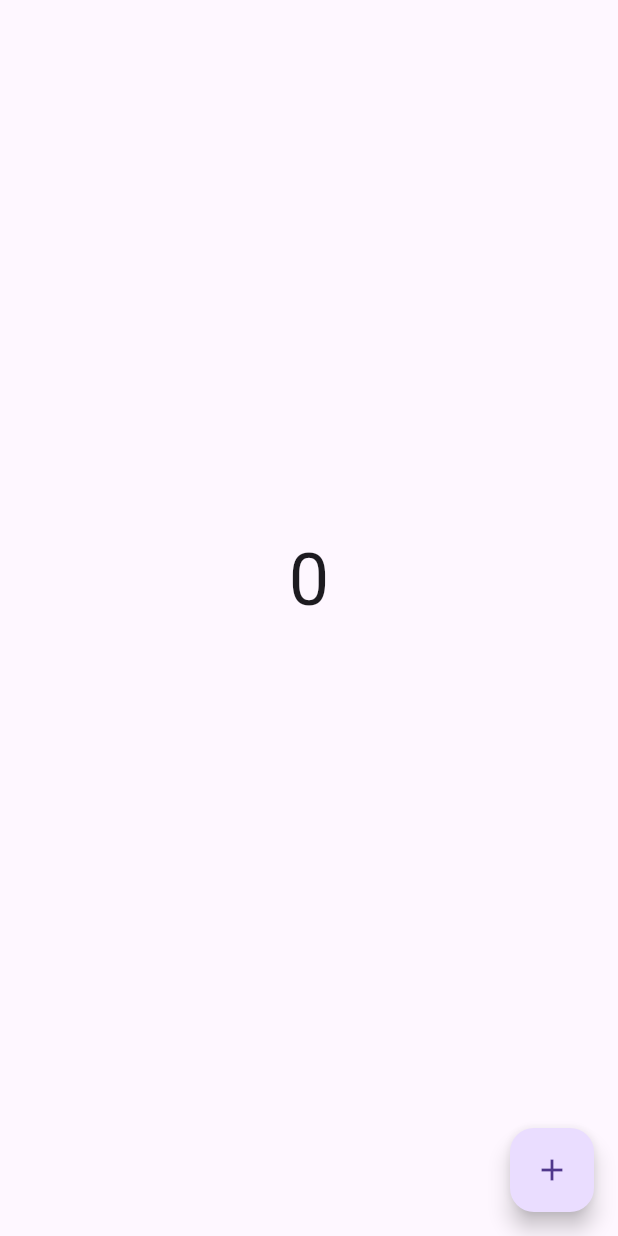
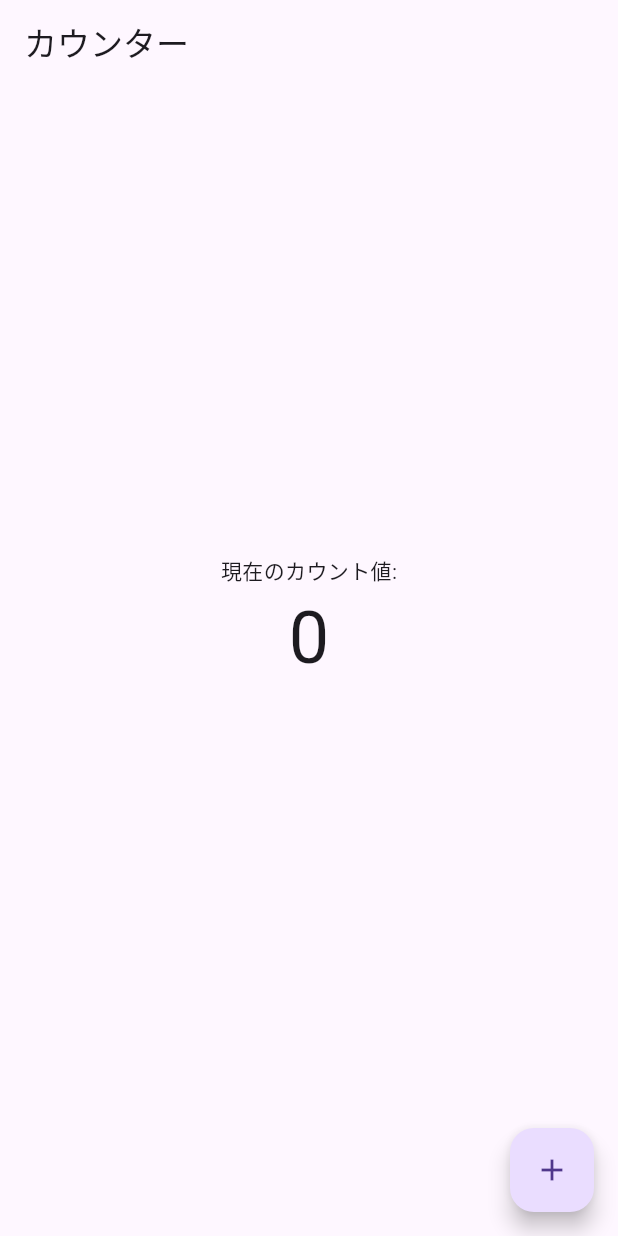
Before and after one commit to mizok-o/flutter_beginner_app, a Flutter app: the screen it shows after launch, on a phone screen of 412 x 824 dp. Run offline on Flutter 3.47's test engine with Material 3 defaults, Android fonts, the phone set to English and light mode, and no system bars.

Commit message:
first commit

```diff
--- a/lib/main.dart
+++ b/lib/main.dart
@@ -53,29 +53,43 @@ class _CounterPageState extends State<CounterPage> {
 
   @override
   Widget build(BuildContext context) {
-    return ListenableBuilder(
-      listenable: _counter,
-      builder: (context, _) {
+  // 1. 更新されない「土台（Scaffold）」は外に置く
   return Scaffold(
+    appBar: AppBar(title: const Text('カウンター')), // AppBarも再構築されない
     body: Center(
       child: Column(
         mainAxisAlignment: MainAxisAlignment.center,
         children: [
-                Text('${_counter.count}', style: const TextStyle(fontSize: 48)),
+          const Text('現在のカウント値:'), // このテキストは固定なので外でOK
+
+          // 2. 「ここだけ更新したい！」という部分だけを ListenableBuilder で囲む
+          ListenableBuilder(
+            listenable: _counter,
+            builder: (context, _) {
+              // _counter.notifyListeners() が呼ばれると、ここから下だけが動く
+              return Column(
+                children: [
+                  Text(
+                    '${_counter.count}',
+                    style: const TextStyle(fontSize: 48),
+                  ),
                   const SizedBox(height: 16),
                   Text(
                     _counter.getMessage(),
                     style: const TextStyle(fontSize: 24),
                   ),
                 ],
+              );
+            },
+          ),
+        ],
       ),
     ),
+    // 3. ボタンも「中身のアイコン」は変わらないので外に置く
     floatingActionButton: FloatingActionButton(
       onPressed: _counter.increment,
       child: const Icon(Icons.add),
     ),
   );
-      },
-    );
 }
 }
```
Also changed, not shown: 3 other files. Lines whose indentation alone changed are shown as unchanged.
